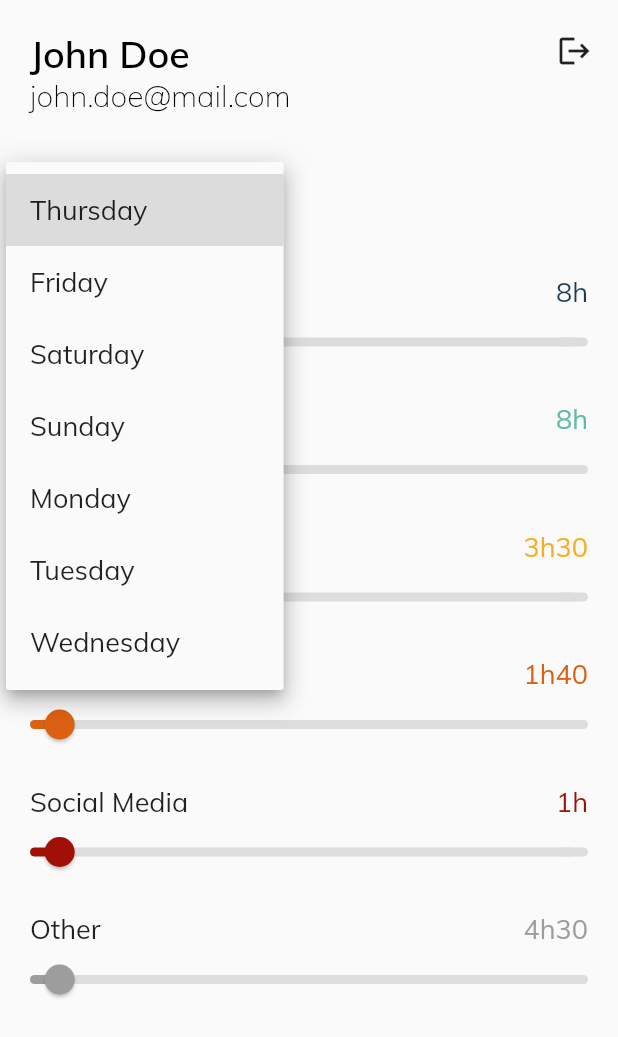
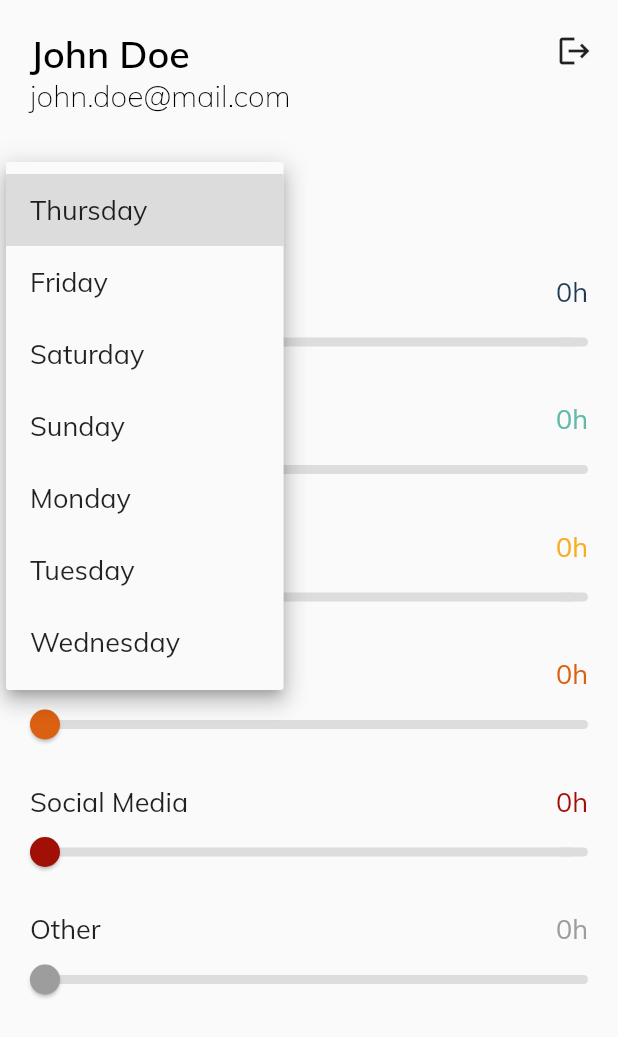
Before and after one commit to lucasepple/time_clerk_app, a Flutter app: the screen it shows after launch, after a tap on "Thursday", on a phone screen of 412 x 824 dp. Shown: the top 1037 px of the screen. Run offline on Flutter 3.47's test engine with Material 2 defaults, Android fonts, the phone set to English and light mode, and no system bars; missing offline and left inert: cron.

Commit message:
time limit provider added

```diff
--- a/lib/helpers/string_converter.dart
+++ b/lib/helpers/string_converter.dart
@@ -1,17 +1,13 @@
-import 'package:time_clerk_app/models/time_tracker.dart';
+// import 'package:time_clerk_app/models/activity.dart';
 
 class StringConverter {
-  static String timeString(Map<Activity, int> map, Activity activity) {
-    final int time = map[activity];
+  static String timeString(int time) {
     String timeString;
+    if (time != null && time != 0) {
       final int hours = time ~/ 60;
       final int minutes = time % 60;
       if (hours == 0) {
-      if (minutes == 0) {
-        timeString = '0h';
-      } else {
         timeString = '${minutes}min';
-      }
       } else {
         if (minutes == 0) {
           timeString = '${hours}h';
@@ -19,6 +15,9 @@ class StringConverter {
           timeString = '${hours}h$minutes';
         }
       }
+    } else {
+      timeString = '0h';
+    }
     return timeString;
   }
 }
--- a/lib/main.dart
+++ b/lib/main.dart
@@ -1,5 +1,7 @@
 import 'package:flutter/material.dart';
+import 'package:provider/provider.dart';
 
+import 'package:time_clerk_app/providers/time_limits.dart';
 import 'package:time_clerk_app/screens/bottom_tab_screen.dart';
 import 'package:time_clerk_app/screens/overview_screen.dart';
 import 'package:time_clerk_app/screens/profile_screen.dart';
@@ -9,7 +11,9 @@ void main() => runApp(TimeClerk());
 class TimeClerk extends StatelessWidget {
   @override
   Widget build(BuildContext context) {
-    return MaterialApp(
+    return ChangeNotifierProvider(
+      create: (ctx) => TimeLimits(),
+      child: MaterialApp(
         title: 'Time Clerk',
         theme: ThemeData(
           backgroundColor: Colors.white,
@@ -37,6 +41,7 @@ class TimeClerk extends StatelessWidget {
           ),
         ),
         home: ProfileScreen(),
+      ),
     );
   }
 }
--- /dev/null
+++ b/lib/models/activity.dart
@@ -0,0 +1,30 @@
+import 'dart:ui';
+
+enum Activity {
+  sleep,
+  work,
+  leisure,
+  sport,
+  socialMedia,
+  other,
+}
+
+class ActivityProperties {
+  static const Map<Activity, Color> colors = {
+    Activity.sleep: Color(0xff1f3b54),
+    Activity.work: Color(0xff63baaa),
+    Activity.leisure: Color(0xfff7ae25),
+    Activity.sport: Color(0xffdb6012),
+    Activity.socialMedia: Color(0xffa11006),
+    Activity.other: Color(0xff9d9d9d),
+  };
+
+  static const Map<Activity, String> strings = {
+    Activity.sleep: 'Sleep',
+    Activity.work: 'Work',
+    Activity.leisure: 'Leisure',
+    Activity.sport: 'Sport',
+    Activity.socialMedia: 'Social Media',
+    Activity.other: 'Other',
+  };
+}
--- a/lib/models/time_tracker.dart
+++ b/lib/models/time_tracker.dart
@@ -1,17 +1,9 @@
 import 'dart:async';
-import 'dart:ui';
 
 import 'package:cron/cron.dart';
 import 'package:intl/intl.dart';
 
-enum Activity {
-  sleep,
-  work,
-  leisure,
-  sport,
-  socialMedia,
-  other,
-}
+import 'package:time_clerk_app/models/activity.dart';
 
 class TimeTracker {
   int currentYear;
@@ -37,22 +29,6 @@ class TimeTracker {
     'Friday': {},
     'Saturday': {},
     'Sunday': {},
-  };
-  static const Map<Activity, Color> activityColors = {
-    Activity.sleep: Color(0xff1f3b54),
-    Activity.work: Color(0xff63baaa),
-    Activity.leisure: Color(0xfff7ae25),
-    Activity.sport: Color(0xffdb6012),
-    Activity.socialMedia: Color(0xffa11006),
-    Activity.other: Color(0xff9d9d9d),
-  };
-  static const Map<Activity, String> activityStrings = {
-    Activity.sleep: 'Sleep',
-    Activity.work: 'Work',
-    Activity.leisure: 'Leisure',
-    Activity.sport: 'Sport',
-    Activity.socialMedia: 'Social Media',
-    Activity.other: 'Other',
   };
 
   Map<Activity, Stopwatch> stopwatches = {
--- /dev/null
+++ b/lib/providers/time_limits.dart
@@ -0,0 +1,40 @@
+import 'package:flutter/material.dart';
+
+import 'package:time_clerk_app/models/activity.dart';
+
+class TimeLimits with ChangeNotifier {
+  Map<String, Map<Activity, int>> _limits = {
+    'Monday': {},
+    'Tuesday': {},
+    'Wednesday': {},
+    'Thursday': {},
+    'Friday': {},
+    'Saturday': {},
+    'Sunday': {},
+  };
+
+  Map<String, Map<Activity, int>> get limits {
+    return {..._limits};
+  }
+
+  void initTimeLimits() {
+    for (Activity activity in Activity.values) {
+      setTimeLimit('Monday', activity, 0);
+      setTimeLimit('Tuesday', activity, 0);
+      setTimeLimit('Wednesday', activity, 0);
+      setTimeLimit('Thursday', activity, 0);
+      setTimeLimit('Friday', activity, 0);
+      setTimeLimit('Saturday', activity, 0);
+      setTimeLimit('Sunday', activity, 0);
+    }
+  }
+
+  void setTimeLimit(String day, Activity activity, int minutes) {
+    _limits[day].update(
+      activity,
+      (int _) => minutes,
+      ifAbsent: () => minutes,
+    );
+    notifyListeners();
+  }
+}
--- a/lib/screens/profile_screen.dart
+++ b/lib/screens/profile_screen.dart
@@ -1,78 +1,28 @@
 import 'package:flutter/material.dart';
+import 'package:provider/provider.dart';
 
-import 'package:time_clerk_app/helpers/string_converter.dart';
+// import 'package:time_clerk_app/helpers/string_converter.dart';
 import 'package:time_clerk_app/models/time_tracker.dart';
-import 'package:time_clerk_app/widgets/settings_slider.dart';
+import 'package:time_clerk_app/models/activity.dart';
+import 'package:time_clerk_app/providers/time_limits.dart';
+import 'package:time_clerk_app/widgets/profile_list_tile.dart';
+// import 'package:time_clerk_app/widgets/settings_slider.dart';
 import 'package:time_clerk_app/widgets/weekday_picker.dart';
 
 class ProfileScreen extends StatelessWidget {
-  final String currentWeekday = 'Thursday';
+  String selectedWeekday;
   final Map<Activity, int> trackedTime = TimeTracker().trackedTime;
   final Map<String, Map<Activity, int>> timeLimits = TimeTracker().timeLimits;
 
+  ProfileScreen({this.selectedWeekday = 'Thursday'});
+
   List<Widget> listTileBuilder(BuildContext context) {
     List<Widget> list = [];
+    // init for debugging
+    // final timeLimits = Provider.of<TimeLimits>(context, listen: false);
+    // timeLimits.initTimeLimits();
     for (Activity activity in Activity.values) {
-      list.add(
-        Container(
-          padding: EdgeInsets.symmetric(vertical: 9),
-          child: Column(
-            children: <Widget>[
-              Padding(
-                padding: const EdgeInsets.symmetric(horizontal: 20),
-                child: Row(
-                  mainAxisAlignment: MainAxisAlignment.spaceBetween,
-                  children: <Widget>[
-                    Text(
-                      TimeTracker.activityStrings[activity],
-                      style: Theme.of(context).textTheme.bodyText1,
-                    ),
-                    Text(
-                      StringConverter.timeString(
-                          timeLimits[currentWeekday], activity),
-                      style: Theme.of(context).textTheme.bodyText1.copyWith(
-                            color: TimeTracker.activityColors[activity],
-                          ),
-                    ),
-                  ],
-                ),
-              ),
-              Stack(children: <Widget>[
-                Positioned(
-                  // make variable
-                  top: 22 - 3.0,
-                  left: 20,
-                  child: Container(
-                    height: 6,
-                    width: 20,
-                    decoration: BoxDecoration(
-                      color: TimeTracker.activityColors[activity],
-                      shape: BoxShape.rectangle,
-                      borderRadius: BorderRadius.all(Radius.circular(3.0)),
-                    ),
-                  ),
-                ),
-                Positioned(
-                  // make variable
-                  top: 22 - 3.0,
-                  right: 20,
-                  child: Container(
-                    height: 6,
-                    width: 20,
-                    decoration: BoxDecoration(
-                      // make variable?
-                      color: Color(0xffdddddd),
-                      shape: BoxShape.rectangle,
-                      borderRadius: BorderRadius.all(Radius.circular(3)),
-                    ),
-                  ),
-                ),
-                SettingsSlider(activity),
-              ]),
-            ],
-          ),
-        ),
-      );
+      list.add(ProfileListTile(selectedWeekday, activity));
     }
     return list;
   }
@@ -129,7 +79,7 @@ class ProfileScreen extends StatelessWidget {
                 padding: const EdgeInsets.symmetric(horizontal: 20),
                 child: Container(
                   alignment: Alignment.centerLeft,
-                  child: WeekdayPicker(currentWeekday),
+                  child: WeekdayPicker(selectedWeekday),
                 ),
               ),
               SizedBox(
--- /dev/null
+++ b/lib/widgets/profile_list_tile.dart
@@ -0,0 +1,82 @@
+import 'package:flutter/material.dart';
+import 'package:provider/provider.dart';
+import 'package:time_clerk_app/helpers/string_converter.dart';
+
+import 'package:time_clerk_app/models/activity.dart';
+import 'package:time_clerk_app/providers/time_limits.dart';
+import 'package:time_clerk_app/widgets/settings_slider.dart';
+
+class ProfileListTile extends StatelessWidget {
+  final String currentWeekday;
+  final Activity activity;
+
+  ProfileListTile(this.currentWeekday, this.activity);
+
+  @override
+  Widget build(BuildContext context) {
+    // use consumer instead?
+    // final timeLimits = Provider.of<TimeLimits>(context, listen: false);
+    // final limit = timeLimits.limits[currentWeekday][activity];
+    // print(limit);
+    return Container(
+      padding: EdgeInsets.symmetric(vertical: 9),
+      child: Column(
+        children: <Widget>[
+          Padding(
+            padding: const EdgeInsets.symmetric(horizontal: 20),
+            child: Row(
+              mainAxisAlignment: MainAxisAlignment.spaceBetween,
+              children: <Widget>[
+                Text(
+                  ActivityProperties.strings[activity],
+                  style: Theme.of(context).textTheme.bodyText1,
+                ),
+                Consumer<TimeLimits>(
+                  builder: (ctx, timeLimits, child) => Text(
+                    StringConverter.timeString(
+                        timeLimits.limits[currentWeekday][activity]),
+                    style: Theme.of(context).textTheme.bodyText1.copyWith(
+                          color: ActivityProperties.colors[activity],
+                        ),
+                  ),
+                ),
+              ],
+            ),
+          ),
+          Stack(children: <Widget>[
+            Positioned(
+              // make variable
+              top: 22 - 3.0,
+              left: 20,
+              child: Container(
+                height: 6,
+                width: 20,
+                decoration: BoxDecoration(
+                  color: ActivityProperties.colors[activity],
+                  shape: BoxShape.rectangle,
+                  borderRadius: BorderRadius.all(Radius.circular(3.0)),
+                ),
+              ),
+            ),
+            Positioned(
+              // make variable
+              top: 22 - 3.0,
+              right: 20,
+              child: Container(
+                height: 6,
+                width: 20,
+                decoration: BoxDecoration(
+                  // make variable?
+                  color: Color(0xffdddddd),
+                  shape: BoxShape.rectangle,
+                  borderRadius: BorderRadius.all(Radius.circular(3)),
+                ),
+              ),
+            ),
+            SettingsSlider(activity),
+          ]),
+        ],
+      ),
+    );
+  }
+}
--- a/lib/widgets/settings_slider.dart
+++ b/lib/widgets/settings_slider.dart
@@ -1,9 +1,14 @@
 import 'package:flutter/material.dart';
+import 'package:provider/provider.dart';
 
-import 'package:time_clerk_app/models/time_tracker.dart';
+// import 'package:time_clerk_app/models/time_tracker.dart';
+import 'package:time_clerk_app/models/activity.dart';
+import 'package:time_clerk_app/providers/time_limits.dart';
 
 class SettingsSlider extends StatefulWidget {
-  Activity activity;
+  final Activity activity;
+  // get as argument
+  final String selectedDay = 'Thursday';
 
   SettingsSlider(this.activity);
 
@@ -12,7 +17,25 @@ class SettingsSlider extends StatefulWidget {
 }
 
 class _SettingsSliderState extends State<SettingsSlider> {
-  double _currentSliderValue = 20;
+  double _currentSliderValue;
+  bool isInit = false;
+  var timeLimits;
+  @override
+  void didChangeDependencies() {
+    if (!isInit) {
+      timeLimits = Provider.of<TimeLimits>(context, listen: false);
+      final currentLimit =
+          timeLimits.limits[widget.selectedDay][widget.activity];
+      if (currentLimit == null) {
+        _currentSliderValue = 0;
+      } else {
+        _currentSliderValue = currentLimit.toDouble();
+      }
+      isInit = true;
+    }
+    super.didChangeDependencies();
+  }
+
   @override
   Widget build(BuildContext context) {
     return SliderTheme(
@@ -30,9 +53,11 @@ class _SettingsSliderState extends State<SettingsSlider> {
         onChanged: (double value) {
           setState(() {
             _currentSliderValue = value;
+            timeLimits.setTimeLimit(
+                widget.selectedDay, widget.activity, value.toInt());
           });
         },
-        activeColor: TimeTracker.activityColors[widget.activity],
+        activeColor: ActivityProperties.colors[widget.activity],
         inactiveColor: Color(0xffdddddd),
       ),
     );
--- a/pubspec.yaml
+++ b/pubspec.yaml
@@ -25,6 +25,7 @@ dependencies:
     sdk: flutter
   intl: ^0.16.1
   cron: ^0.2.4
+  provider: ^4.3.3
 
 
   # The following adds the Cupertino Icons font to your application.
```
Also changed, not shown: lib/widgets/overview_chart.dart (+5 -4 lines), lib/widgets/overview_list.dart (+6 -5 lines), lib/widgets/tracking_button.dart (+4 -4 lines), pubspec.lock. Lines whose indentation alone changed are shown as unchanged.
